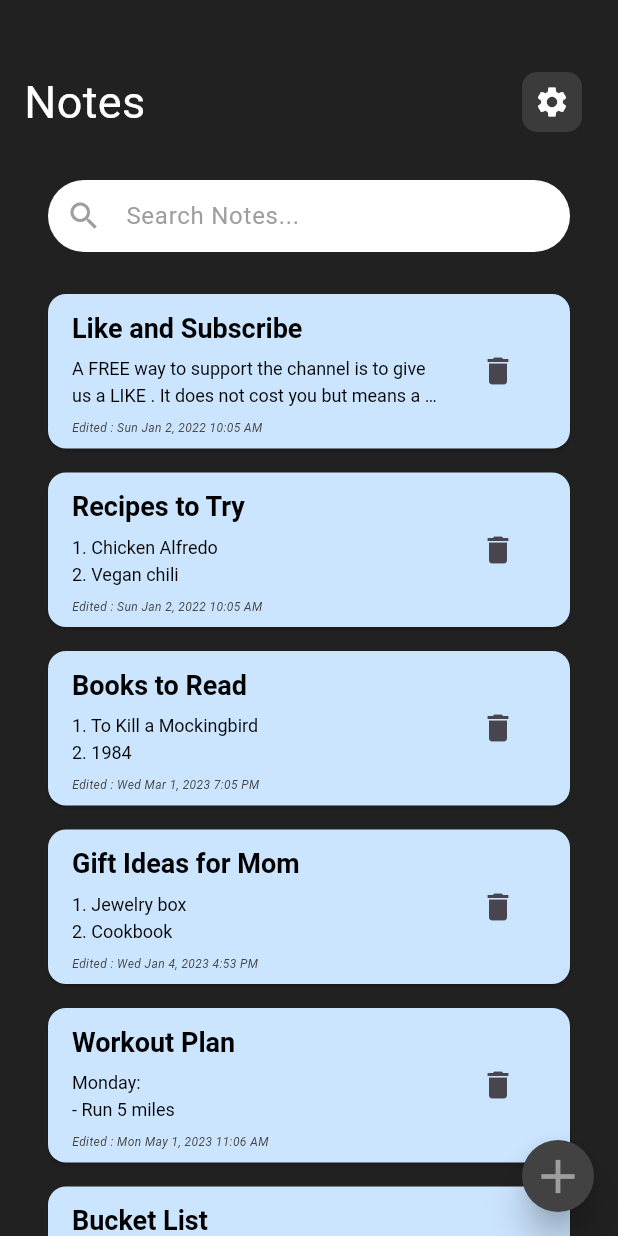
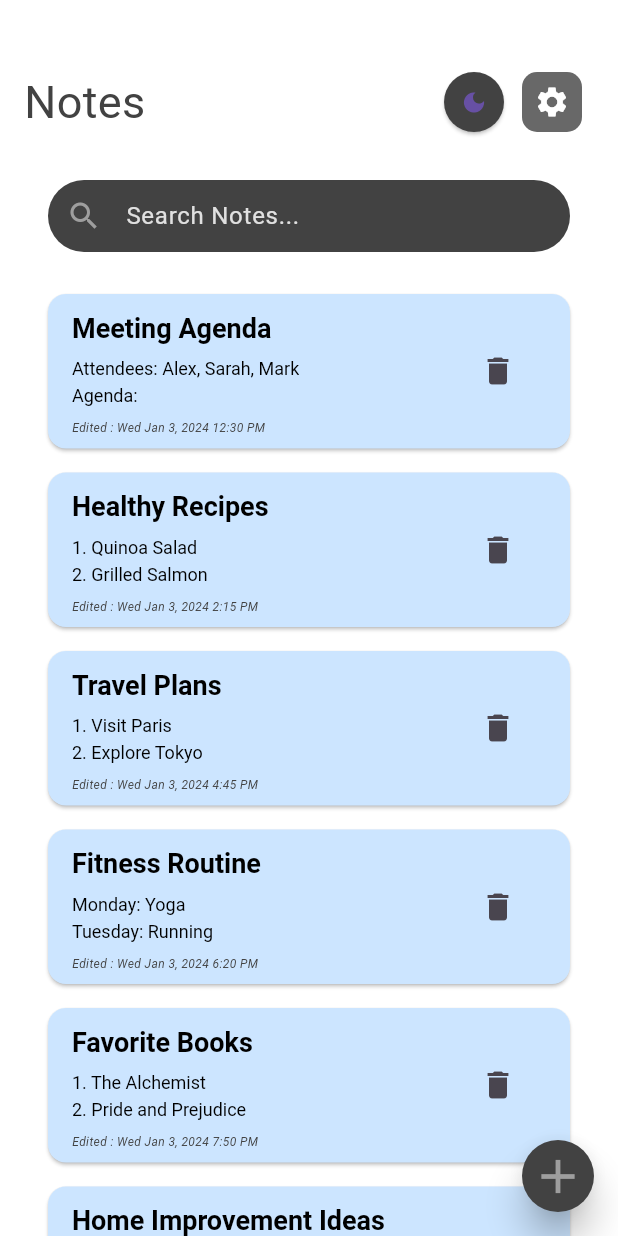
Before and after one commit to AnupamBB/Flutter_ToDo_app, a Flutter app: the screen it shows after launch, on a phone screen of 412 x 824 dp. Run offline on Flutter 3.47's test engine with Material 3 defaults, Android fonts, the phone set to English and light mode, and no system bars.

Commit message:
added light mode dark mode theme

```diff
--- a/lib/models/note.dart
+++ b/lib/models/note.dart
@@ -12,67 +12,60 @@ class Note {
   });
 }
 
-
 List<Note> sampleNotes = [
   Note(
     id: 0,
-    title: 'Like and Subscribe',
+    title: 'Meeting Agenda',
     content:
-        'A FREE way to support the channel is to give us a LIKE . It does not cost you but means a lot to us.\nIf you are new here please Subscribe',
-    modifiedTime: DateTime(2022,1,1,34,5),
+        'Attendees: Alex, Sarah, Mark\nAgenda:\n- Project updates\n- Budget discussion\n- Future planning',
+    modifiedTime: DateTime(2024, 1, 3, 12, 30),
   ),
   Note(
     id: 1,
-    title: 'Recipes to Try',
+    title: 'Healthy Recipes',
     content:
-        '1. Chicken Alfredo\n2. Vegan chili\n3. Spaghetti carbonara\n4. Chocolate lava cake',
-    modifiedTime: DateTime(2022,1,1,34,5),
+        '1. Quinoa Salad\n2. Grilled Salmon\n3. Avocado Toast\n4. Veggie Stir-fry',
+    modifiedTime: DateTime(2024, 1, 3, 14, 15),
   ),
   Note(
     id: 2,
-    title: 'Books to Read',
+    title: 'Travel Plans',
     content:
-        '1. To Kill a Mockingbird\n2. 1984\n3. The Great Gatsby\n4. The Catcher in the Rye',
-    modifiedTime: DateTime(2023,3,1,19,5),
+        '1. Visit Paris\n2. Explore Tokyo\n3. Relax in Bali\n4. Tour New York City',
+    modifiedTime: DateTime(2024, 1, 3, 16, 45),
   ),
   Note(
     id: 3,
-    title: 'Gift Ideas for Mom',
-    content: '1. Jewelry box\n2. Cookbook\n3. Scarf\n4. Spa day gift card',
-   modifiedTime: DateTime(2023,1,4,16,53),
+    title: 'Fitness Routine',
+    content:
+        'Monday: Yoga\nTuesday: Running\nWednesday: Strength training\nThursday: Rest day\nFriday: Cycling\nSaturday: HIIT\nSunday: Hiking',
+    modifiedTime: DateTime(2024, 1, 3, 18, 20),
   ),
   Note(
     id: 4,
-    title: 'Workout Plan',
+    title: 'Favorite Books',
     content:
-        'Monday:\n- Run 5 miles\n- Yoga class\nTuesday:\n- HIIT circuit training\n- Swimming laps\nWednesday:\n- Rest day\nThursday:\n- Weightlifting\n- Spin class\nFriday:\n- Run 3 miles\n- Pilates class\nSaturday:\n- Hiking\n- Rock climbing',
-    modifiedTime: DateTime(2023,5,1,11,6),
+        '1. The Alchemist\n2. Pride and Prejudice\n3. The Hobbit\n4. To Kill a Mockingbird',
+    modifiedTime: DateTime(2024, 1, 3, 19, 50),
   ),
   Note(
     id: 5,
-    title: 'Bucket List',
+    title: 'Home Improvement Ideas',
     content:
-        '1. Travel to Japan\n2. Learn to play the guitar\n3. Write a novel\n4. Run a marathon\n5. Start a business',
-   modifiedTime: DateTime(2023,1,6,13,9),
+        '1. Kitchen Renovation\n2. Garden Redesign\n3. Living Room Decor\n4. Bathroom Upgrade',
+    modifiedTime: DateTime(2024, 1, 3, 21, 10),
   ),
-    Note(
+  Note(
     id: 6,
-    title: 'Little pigs',
-    content: "Once upon a time there were three little pigs who set out to seek their fortune.",
-   modifiedTime: DateTime(2023,3,7,11,12),
+    title: 'Study Plan',
+    content: '1. Mathematics\n2. Science\n3. History\n4. Literature',
+    modifiedTime: DateTime(2024, 1, 3, 22, 35),
   ),
   Note(
     id: 7,
-    title: 'Meeting Notes',
+    title: 'Gardening Tips',
     content:
-        'Attendees: John, Mary, David\nAgenda:\n- Budget review\n- Project updates\n- Upcoming events',
-    modifiedTime: DateTime(2023,2,1,15,14),
-  ),
-  Note(
-    id: 8,
-    title: 'Ideas for Vacation',
-    content:
-        '1. Visit Grand Canyon\n2. Go on a hot air balloon ride\n3. Try local cuisine\n4. Attend a concert',
-    modifiedTime: DateTime(2023,2,1,12,34),
+        '1. Planting season guide\n2. Pest control methods\n3. Soil improvement techniques\n4. Watering schedule',
+    modifiedTime: DateTime(2024, 1, 3, 23, 55),
   ),
 ];
--- a/lib/screens/home.dart
+++ b/lib/screens/home.dart
@@ -8,7 +8,7 @@ import 'package:todo_note/screens/edit.dart';
 import 'package:todo_note/screens/settings.dart';
 
 class HomeScreen extends StatefulWidget {
-  const HomeScreen({super.key});
+  const HomeScreen({Key? key}) : super(key: key);
 
   @override
   State<HomeScreen> createState() => _HomeScreenState();
@@ -16,6 +16,7 @@ class HomeScreen extends StatefulWidget {
 
 class _HomeScreenState extends State<HomeScreen> {
   List<Note> filteredNotes = [];
+  bool isDarkMode = false; // Added variable to track the mode
 
   @override
   void initState() {
@@ -50,19 +51,45 @@ class _HomeScreenState extends State<HomeScreen> {
     });
   }
 
+  void toggleTheme() {
+    setState(() {
+      isDarkMode = !isDarkMode;
+    });
+  }
+
   @override
   Widget build(BuildContext context) {
     return Scaffold(
-      backgroundColor: Colors.grey.shade900,
+      backgroundColor: isDarkMode ? Colors.grey.shade900 : Colors.white,
       body: Padding(
         padding: const EdgeInsets.fromLTRB(16, 40, 16, 0),
         child: Column(children: [
           Row(
             mainAxisAlignment: MainAxisAlignment.spaceBetween,
             children: [
-              const Text(
+              Text(
                 'Notes',
-                style: TextStyle(fontSize: 30, color: Colors.white),
+                style: TextStyle(
+                  fontSize: 30,
+                  color: isDarkMode ? Colors.white : Colors.grey.shade800,
+                ),
+              ),
+              Row(
+                children: [
+                  ElevatedButton(
+                    onPressed: toggleTheme,
+                    style: ElevatedButton.styleFrom(
+                      backgroundColor:
+                          isDarkMode ? Colors.white : Colors.grey.shade800,
+                      shape: RoundedRectangleBorder(
+                        borderRadius: BorderRadius.circular(30),
+                      ),
+                      minimumSize: const Size(40, 40),
+                      padding: const EdgeInsets.all(0),
+                    ),
+                    child: isDarkMode
+                        ? const Icon(Icons.light_mode)
+                        : const Icon(Icons.dark_mode),
                   ),
                   IconButton(
                     onPressed: () {
@@ -84,25 +111,32 @@ class _HomeScreenState extends State<HomeScreen> {
                         Icons.settings,
                         color: Colors.white,
                       ),
-                  ))
+                    ),
+                  )
+                ],
+              ),
             ],
           ),
           Padding(
             padding: const EdgeInsets.fromLTRB(16, 24, 16, 24),
             child: TextField(
               onChanged: onSearchTextChanged,
-              cursorColor: Colors.grey.shade700,
+              cursorColor: isDarkMode ? Colors.white : Colors.grey.shade700,
               decoration: InputDecoration(
                 contentPadding: const EdgeInsets.symmetric(vertical: 12),
                 hintText: "Search Notes...",
-                hintStyle: const TextStyle(color: Colors.grey),
+                hintStyle: TextStyle(
+                    color: isDarkMode ? Colors.grey : Colors.grey.shade300),
                 prefixIcon: const Icon(Icons.search, color: Colors.grey),
-                fillColor: Colors.white,
+                fillColor: isDarkMode ? Colors.white : Colors.grey.shade800,
                 filled: true,
                 border: OutlineInputBorder(
                   borderRadius: BorderRadius.circular(24),
                   borderSide: BorderSide.none,
                 ),
+              ),
+              style: TextStyle(
+                color: isDarkMode ? Colors.black : Colors.white,
               ),
             ),
           ),
```
Also changed, not shown: 2 other files. Lines whose indentation alone changed are shown as unchanged.
